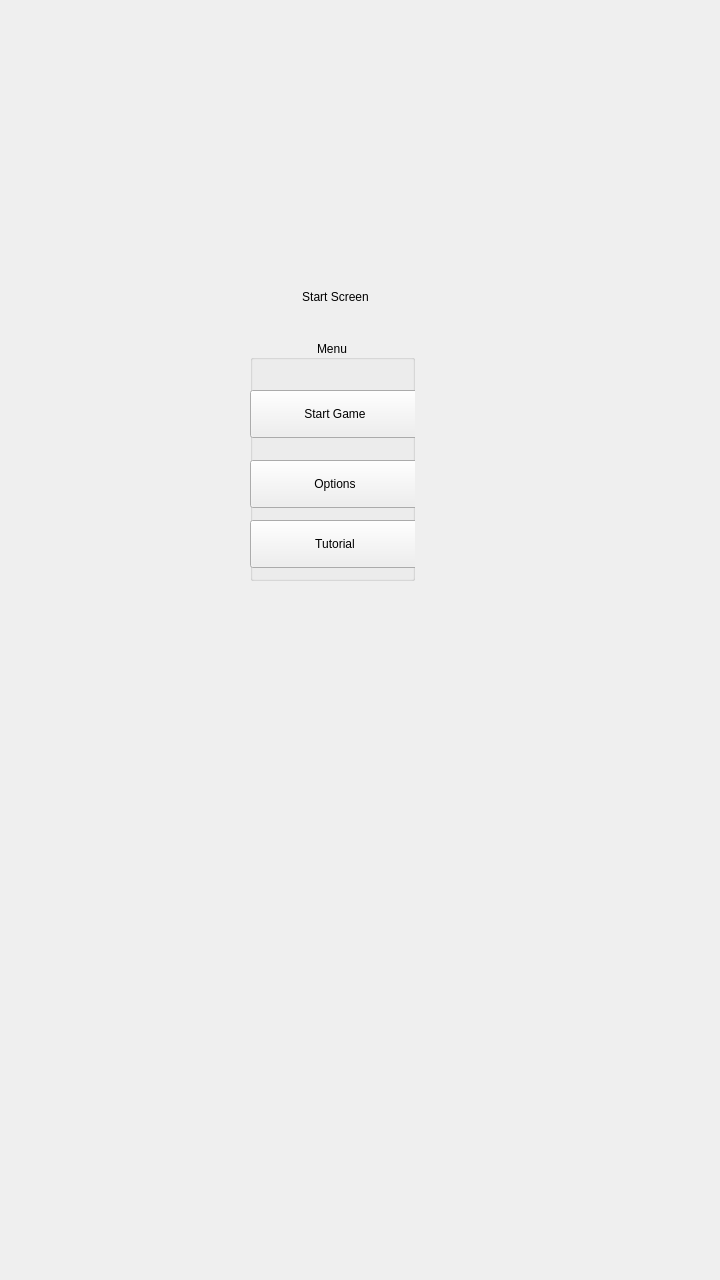
Qt form SpaceTurtleSpeedTyping/GameWindow/gamewindow.ui (KunaalKumar/SATVocabTypingGame) before a commit.
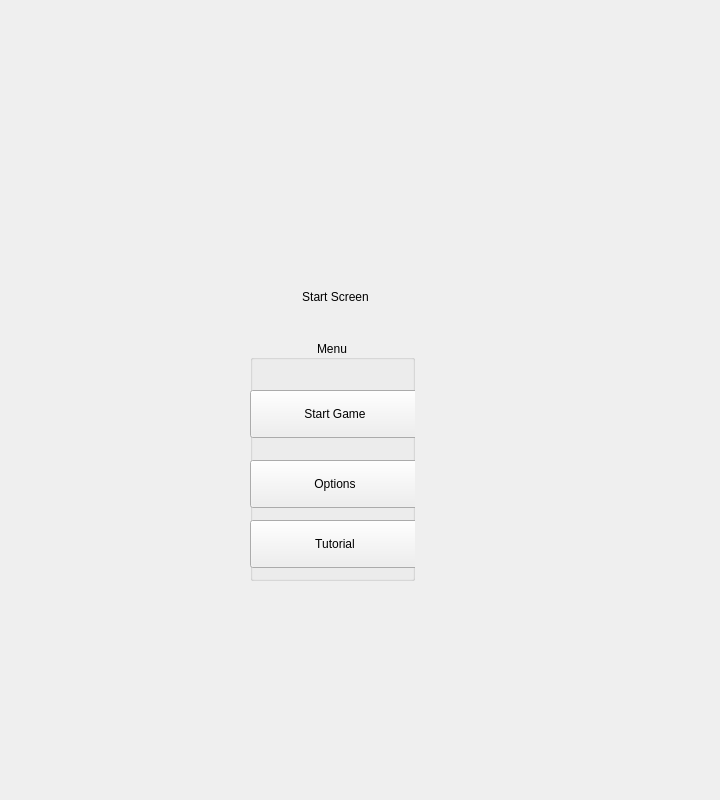
The same form after that commit.

```diff
--- a/SpaceTurtleSpeedTyping/GameWindow/gamewindow.ui
+++ b/SpaceTurtleSpeedTyping/GameWindow/gamewindow.ui
@@ -7,7 +7,7 @@
     <x>0</x>
     <y>0</y>
     <width>720</width>
-    <height>1280</height>
+    <height>800</height>
    </rect>
   </property>
   <property name="windowTitle">
```
